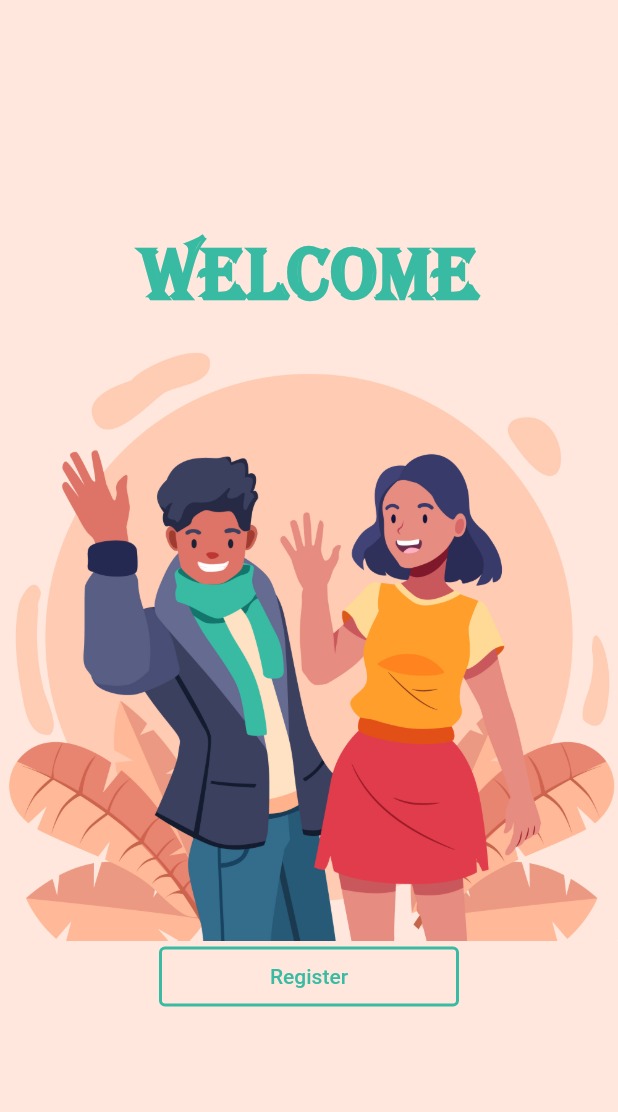
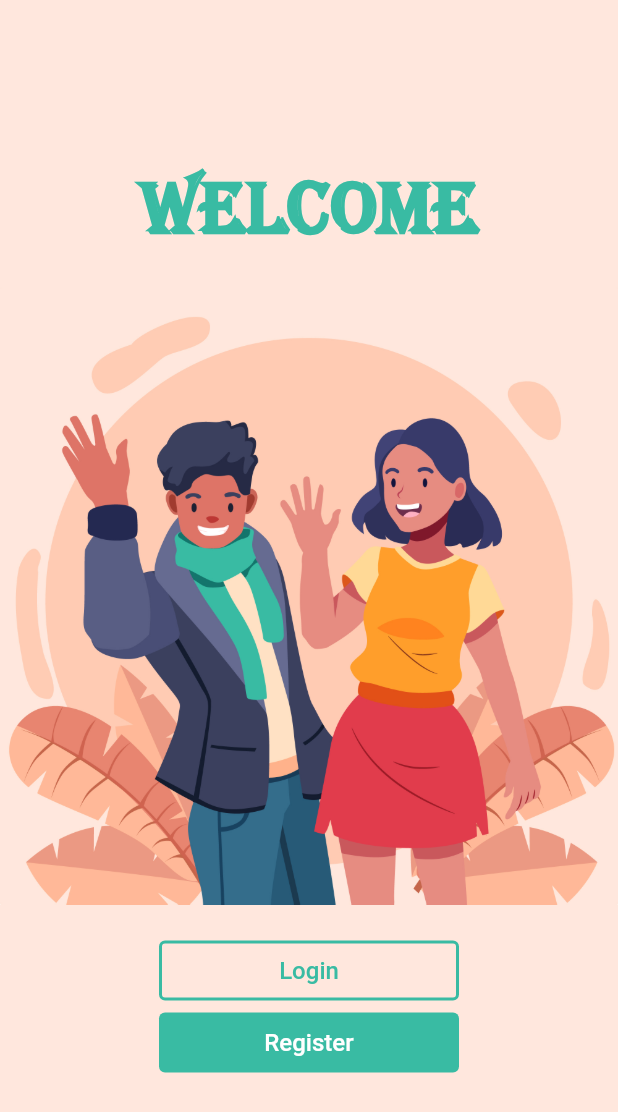
Before and after one commit to amirrajabzadeh/flutter_blog, a Flutter app: the screen it shows after launch, on a phone screen of 412 x 824 dp. Shown: the top 1112 px of the screen. Run offline on Flutter 3.47's test engine with Material 2 defaults, Android fonts, the phone set to English and light mode, and no system bars.

Commit message:
add Login and Register Button in homeScreen

```diff
--- a/lib/main.dart
+++ b/lib/main.dart
@@ -36,8 +36,14 @@ class HomeScreen extends StatelessWidget {
                     color: Color.fromARGB(255, 57, 187, 163),
                     fontFamily: 'alger'),
               ),
+              SizedBox(
+                height: 20.0,
+              ),
               Image(
                 image: AssetImage('images/welcome.jpg'),
+              ),
+              SizedBox(
+                height: 20.0,
               ),
               OutlinedButton(
                 style: OutlinedButton.styleFrom(
@@ -49,8 +55,27 @@ class HomeScreen extends StatelessWidget {
                   foregroundColor: Color.fromARGB(255, 57, 187, 163),
                 ),
                 onPressed: () {},
-                child: Text('Register'),
+                child: Text(
+                  'Login',
+                  style: TextStyle(
+                    fontSize: 16,
+                  ),
+                ),
               ),
+              TextButton(
+                style: TextButton.styleFrom(
+                  foregroundColor: Colors.white,
+                  backgroundColor: Color.fromARGB(255, 57, 187, 163),
+                  minimumSize: Size(200.0, 40.0),
+                ),
+                onPressed: () {},
+                child: Text(
+                  'Register',
+                  style: TextStyle(
+                    fontSize: 16,
+                  ),
+                ),
+              )
             ],
           ),
         ),
```
